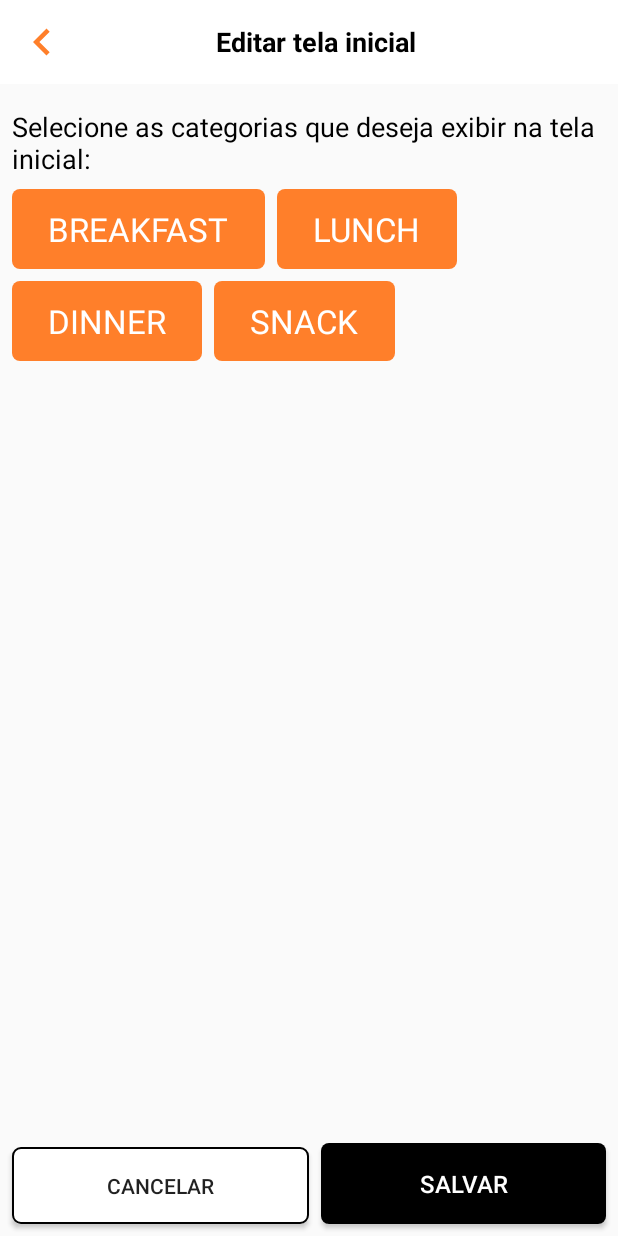
After one commit to JoandersonG/MenuMeu, an Android app: the EditHomeScreenActivity screen opened directly, with no data from a screen before it, on a phone screen of 412 x 824 dp. The commit adds this screen. Run offline under Robolectric (Android 15) with nearby library versions, the phone set to English and light mode, and no system bars; our stand-ins replace FlexboxLayout, Room's generated code.

Commit message:
edit home screen created

```diff
--- a/app/src/main/AndroidManifest.xml
+++ b/app/src/main/AndroidManifest.xml
@@ -11,13 +11,14 @@
         android:roundIcon="@mipmap/ic_launcher_round"
         android:supportsRtl="true"
         android:theme="@style/AppTheme">
-
+        <activity android:name=".presentation.EditHomeScreenActivity" />
         <activity android:name=".presentation.CreateRecipeActivity" />
         <activity android:name=".presentation.CategoryActivity" />
         <activity android:name=".presentation.SearchActivity">
             <meta-data
                 android:name="android.app.searchable"
                 android:resource="@xml/searchable" />
+
             <intent-filter>
                 <action android:name="android.intent.action.SEARCH" />
             </intent-filter>
--- a/app/src/main/java/joandersongoncalves/example/veganocook/data/RecipeRepository.kt
+++ b/app/src/main/java/joandersongoncalves/example/veganocook/data/RecipeRepository.kt
@@ -63,4 +63,8 @@ class RecipeRepository(private val recipeDao: RecipeDao) {
     suspend fun getRecipesToShow(): List<HomeRecipeSet> {
         return recipeDao.getRecipesToShow()
     }
+
+    suspend fun updateCategory(category: Category) {
+        recipeDao.updateCategory(category)
+    }
 }
--- a/app/src/main/java/joandersongoncalves/example/veganocook/data/database/RecipeDao.kt
+++ b/app/src/main/java/joandersongoncalves/example/veganocook/data/database/RecipeDao.kt
@@ -141,4 +141,7 @@ abstract class RecipeDao {
 
         return homeRecipeSets
     }
+
+    @Update
+    abstract suspend fun updateCategory(category: Category)
 }
--- /dev/null
+++ b/app/src/main/java/joandersongoncalves/example/veganocook/presentation/EditHomeScreenActivity.kt
@@ -0,0 +1,94 @@
+package joandersongoncalves.example.veganocook.presentation
+
+import android.graphics.Color
+import android.os.Bundle
+import android.view.LayoutInflater
+import android.widget.TextView
+import androidx.activity.viewModels
+import androidx.appcompat.app.AppCompatActivity
+import androidx.core.view.get
+import androidx.core.view.size
+import androidx.lifecycle.Observer
+import joandersongoncalves.example.veganocook.R
+import joandersongoncalves.example.veganocook.data.model.Category
+import joandersongoncalves.example.veganocook.presentation.viewmodel.EditHomeScreenViewModel
+import kotlinx.android.synthetic.main.activity_edit_home_screen.*
+import kotlinx.android.synthetic.main.app_toolbar.*
+
+class EditHomeScreenActivity : AppCompatActivity() {
+
+    private val viewModel: EditHomeScreenViewModel by viewModels()
+    override fun onCreate(savedInstanceState: Bundle?) {
+        super.onCreate(savedInstanceState)
+        setContentView(R.layout.activity_edit_home_screen)
+
+        setAppToolbar()
+
+        setViewModel()
+
+        setClickListeners()
+    }
+
+    private fun setClickListeners() {
+        btCancelEditHome.setOnClickListener {
+            setResult(AppConstantCodes.NO_CHANGES_MADE_EDIT_HOME)
+            finish()
+        }
+
+        btSaveEditHome.setOnClickListener {
+            viewModel.saveAllCategoriesChanges()
+            setResult(AppConstantCodes.CHANGES_MADE_EDIT_HOME)
+            finish()
+        }
+    }
+
+    private fun setViewModel() {
+        viewModel.allCategories.observe(this, Observer {
+            addCategoriesToView(it)
+        })
+        viewModel.toolbarTitle.observe(this, Observer {
+            tvAppToolbarOtherTitle.text = it
+        })
+    }
+
+    private fun addCategoriesToView(allCategories: List<Category>) {
+        flexboxLayoutEditHomeScreen.removeAllViews()
+        for (category in allCategories) {
+            LayoutInflater.from(this).inflate(
+                R.layout.edit_home_screen_category,
+                flexboxLayoutEditHomeScreen
+            )
+            val categoryId = flexboxLayoutEditHomeScreen.size - 1
+            val tvCategory = (flexboxLayoutEditHomeScreen[categoryId] as TextView)
+            tvCategory.apply {
+                text = category.categoryName
+                background = if (category.isShowedOnHome) {
+                    setTextColor(Color.WHITE)
+                    getDrawable(R.drawable.primary_ripple_stroke_background)
+                } else {
+                    setTextColor(Color.BLACK)
+                    getDrawable(R.drawable.white_ripple_stroke_background)
+                }
+
+                setOnClickListener {
+                    category.isShowedOnHome = !category.isShowedOnHome
+                    viewModel.updateCategory(category)
+                    background = if (category.isShowedOnHome) {
+                        setTextColor(Color.WHITE)
+                        getDrawable(R.drawable.primary_ripple_stroke_background)
+                    } else {
+                        setTextColor(Color.BLACK)
+                        getDrawable(R.drawable.white_ripple_stroke_background)
+                    }
+                }
+            }
+        }
+    }
+
+    private fun setAppToolbar() {
+        viewModel.setToolbarTitle(getText(R.string.edit_home_screen).toString())
+        AppToolbarSetup.setBackButton(appToolbarGeneral, this)
+        viewFlipperAppToolbar.displayedChild = 1
+
+    }
+}
--- a/app/src/main/java/joandersongoncalves/example/veganocook/presentation/HomeActivity.kt
+++ b/app/src/main/java/joandersongoncalves/example/veganocook/presentation/HomeActivity.kt
@@ -57,6 +57,10 @@ class HomeActivity : AppCompatActivity() {
         searchButton.setOnClickListener {
             startActivity(Intent(this, SearchActivity::class.java))
         }
+        btEditHomeScreen.setOnClickListener {
+            val newIntent = Intent(this, EditHomeScreenActivity::class.java)
+            startActivityForResult(newIntent, 0)
+        }
 
         setSupportActionBar(appToolbarHome);
     }
@@ -75,6 +79,13 @@ class HomeActivity : AppCompatActivity() {
             //update recipes
             viewModel.updateRecipesToShow()
         }
+        if (resultCode == AppConstantCodes.CHANGES_MADE_EDIT_HOME) {
+            Snackbar.make(
+                ScrollViewMainActivity,
+                R.string.success_updating_home_screen,
+                Snackbar.LENGTH_SHORT
+            ).show()
+        }
         super.onActivityResult(requestCode, resultCode, data)
     }
 
--- /dev/null
+++ b/app/src/main/java/joandersongoncalves/example/veganocook/presentation/viewmodel/EditHomeScreenViewModel.kt
@@ -0,0 +1,50 @@
+package joandersongoncalves.example.veganocook.presentation.viewmodel
+
+import android.app.Application
+import androidx.lifecycle.AndroidViewModel
+import androidx.lifecycle.MutableLiveData
+import androidx.lifecycle.viewModelScope
+import joandersongoncalves.example.veganocook.data.RecipeRepository
+import joandersongoncalves.example.veganocook.data.database.RecipeDatabase
+import joandersongoncalves.example.veganocook.data.model.Category
+import kotlinx.coroutines.Dispatchers
+import kotlinx.coroutines.launch
+
+class EditHomeScreenViewModel(application: Application) : AndroidViewModel(application) {
+
+    private val repository: RecipeRepository
+    val toolbarTitle = MutableLiveData<String>()
+    val allCategories: MutableLiveData<List<Category>> by lazy {
+        MutableLiveData<List<Category>>().also {
+            getAllCategoriesFromDatabase()
+        }
+    }
+
+    init {
+        val recipeDao = RecipeDatabase.getDatabase(application, viewModelScope).recipeDao()
+        repository = RecipeRepository(recipeDao)
+        toolbarTitle.value = ""
+    }
+
+    private fun getAllCategoriesFromDatabase() = viewModelScope.launch(Dispatchers.IO) {
+        allCategories.postValue(repository.getAllCategories())
+    }
+
+    fun updateCategory(category: Category) {
+        val categoryFromAllCategories = allCategories.value?.indexOf(category)?.let {
+            allCategories.value?.get(it)
+        }
+        categoryFromAllCategories?.isShowedOnHome = category.isShowedOnHome
+
+    }
+
+    fun saveAllCategoriesChanges() = viewModelScope.launch(Dispatchers.IO) {
+        for (category in allCategories.value!!) {
+            repository.updateCategory(category)
+        }
+    }
+
+    fun setToolbarTitle(title: String) {
+        toolbarTitle.value = title
+    }
+}
--- /dev/null
+++ b/app/src/main/res/drawable/black_ripple_background.xml
@@ -0,0 +1,17 @@
+<?xml version="1.0" encoding="utf-8"?>
+<ripple xmlns:android="http://schemas.android.com/apk/res/android"
+    android:color="@color/white">
+    <item android:id="@android:id/mask">
+        <shape android:shape="rectangle">
+            <solid android:color="@color/white" />
+            <corners android:radius="5dp" />
+        </shape>
+    </item>
+
+    <item android:id="@android:id/background">
+        <shape android:shape="rectangle">
+            <solid android:color="@color/black" />
+            <corners android:radius="5dp" />
+        </shape>
+    </item>
+</ripple>
--- a/app/src/main/res/drawable/ic_edit_white_24dp.xml
+++ /dev/null
@@ -1,10 +0,0 @@
-<vector android:height="24dp"
-    android:tint="#FFFFFF"
-    android:viewportHeight="24.0"
-    android:viewportWidth="24.0"
-    android:width="24dp"
-    xmlns:android="http://schemas.android.com/apk/res/android">
-    <path
-        android:fillColor="#FF000000"
-        android:pathData="M3,17.25V21h3.75L17.81,9.94l-3.75,-3.75L3,17.25zM20.71,7.04c0.39,-0.39 0.39,-1.02 0,-1.41l-2.34,-2.34c-0.39,-0.39 -1.02,-0.39 -1.41,0l-1.83,1.83 3.75,3.75 1.83,-1.83z" />
-</vector>
--- /dev/null
+++ b/app/src/main/res/drawable/primary_ripple_stroke_background.xml
@@ -0,0 +1,18 @@
+<?xml version="1.0" encoding="utf-8"?>
+
+<ripple xmlns:android="http://schemas.android.com/apk/res/android"
+    android:color="@color/white">
+    <item android:id="@android:id/mask">
+        <shape android:shape="rectangle">
+            <solid android:color="@color/white" />
+            <corners android:radius="5dp" />
+        </shape>
+    </item>
+
+    <item android:id="@android:id/background">
+        <shape android:shape="rectangle">
+            <solid android:color="@color/colorPrimary" />
+            <corners android:radius="5dp" />
+        </shape>
+    </item>
+</ripple>
--- /dev/null
+++ b/app/src/main/res/drawable/white_ripple_stroke_background.xml
@@ -0,0 +1,21 @@
+<?xml version="1.0" encoding="utf-8"?>
+
+<ripple xmlns:android="http://schemas.android.com/apk/res/android"
+    android:color="@color/colorPrimary">
+    <item android:id="@android:id/mask">
+        <shape android:shape="rectangle">
+            <solid android:color="@color/colorPrimary" />
+            <corners android:radius="5dp" />
+        </shape>
+    </item>
+
+    <item android:id="@android:id/background">
+        <shape android:shape="rectangle">
+            <solid android:color="@color/white" />
+            <corners android:radius="5dp" />
+            <stroke
+                android:color="@color/black"
+                android:width="1dp" />
+        </shape>
+    </item>
+</ripple>
--- /dev/null
+++ b/app/src/main/res/layout/activity_edit_home_screen.xml
@@ -0,0 +1,144 @@
+<?xml version="1.0" encoding="utf-8"?>
+<androidx.constraintlayout.widget.ConstraintLayout xmlns:android="http://schemas.android.com/apk/res/android"
+    xmlns:app="http://schemas.android.com/apk/res-auto"
+    xmlns:tools="http://schemas.android.com/tools"
+    android:id="@+id/baseLayoutEditHomeScreenActivity"
+    android:layout_width="match_parent"
+    android:layout_height="match_parent"
+    tools:context=".presentation.EditHomeScreenActivity">
+
+    <include
+        android:id="@+id/include"
+        layout="@layout/app_toolbar"
+        app:layout_constraintEnd_toEndOf="parent"
+        app:layout_constraintStart_toStartOf="parent"
+        app:layout_constraintTop_toTopOf="parent" />
+
+    <TextView
+        android:id="@+id/tvSelectCategories"
+        android:layout_width="wrap_content"
+        android:layout_height="wrap_content"
+        android:layout_marginTop="16dp"
+        android:paddingHorizontal="8dp"
+        android:text="@string/select_categories_show_home_screen"
+        android:textColor="@color/black"
+        android:textSize="18sp"
+        app:layout_constraintEnd_toEndOf="parent"
+        app:layout_constraintStart_toStartOf="parent"
+        app:layout_constraintTop_toBottomOf="@id/include" />
+
+    <com.google.android.flexbox.FlexboxLayout
+        android:id="@+id/flexboxLayoutEditHomeScreen"
+        android:layout_width="match_parent"
+        android:layout_height="wrap_content"
+        android:padding="8dp"
+        app:flexWrap="wrap"
+        app:layout_constraintEnd_toEndOf="parent"
+        app:layout_constraintStart_toStartOf="parent"
+        app:layout_constraintTop_toBottomOf="@id/tvSelectCategories">
+
+        <!--        <Button-->
+        <!--            android:layout_width="wrap_content"-->
+        <!--            android:layout_height="wrap_content"-->
+        <!--            android:text="Breakfast"-->
+        <!--            android:textColor="@color/colorPrimary"-->
+        <!--            android:textSize="18sp"-->
+        <!--            android:paddingHorizontal="24dp"-->
+        <!--            android:paddingVertical="12dp"-->
+        <!--            android:layout_marginEnd="8dp"-->
+        <!--            android:layout_marginBottom="8dp"-->
+        <!--            android:background="@drawable/category_activity_customized_chip" />-->
+
+        <TextView
+            android:layout_width="wrap_content"
+            android:layout_height="wrap_content"
+            android:layout_marginEnd="8dp"
+            android:layout_marginBottom="8dp"
+            android:background="@drawable/white_ripple_stroke_background"
+            android:clickable="true"
+            android:focusable="true"
+            android:paddingHorizontal="24dp"
+            android:paddingVertical="12dp"
+            android:text="Breakfast"
+            android:textColor="@color/colorPrimary"
+            android:textSize="22sp" />
+
+        <TextView
+            android:layout_width="wrap_content"
+            android:layout_height="wrap_content"
+            android:layout_marginEnd="8dp"
+            android:layout_marginBottom="8dp"
+            android:background="@drawable/primary_ripple_stroke_background"
+            android:clickable="true"
+            android:focusable="true"
+            android:paddingHorizontal="24dp"
+            android:paddingVertical="12dp"
+            android:text="Dinner"
+            android:textColor="@color/black"
+            android:textSize="22sp" />
+
+        <TextView
+            android:layout_width="wrap_content"
+            android:layout_height="wrap_content"
+            android:layout_marginEnd="8dp"
+            android:layout_marginBottom="8dp"
+            android:background="@drawable/white_ripple_stroke_background"
+            android:clickable="true"
+            android:focusable="true"
+            android:paddingHorizontal="24dp"
+            android:paddingVertical="12dp"
+            android:text="Lunch"
+            android:textColor="@color/colorPrimary"
+            android:textSize="22sp" />
+
+        <TextView
+            android:layout_width="wrap_content"
+            android:layout_height="wrap_content"
+            android:layout_marginEnd="8dp"
+            android:layout_marginBottom="8dp"
+            android:background="@drawable/primary_ripple_stroke_background"
+            android:clickable="true"
+            android:focusable="true"
+            android:paddingHorizontal="24dp"
+            android:paddingVertical="12dp"
+            android:text="Snack"
+            android:textColor="@color/black"
+            android:textSize="22sp" />
+
+    </com.google.android.flexbox.FlexboxLayout>
+
+    <Button
+        android:id="@+id/btCancelEditHome"
+        android:background="@drawable/white_ripple_stroke_background"
+        android:layout_width="0dp"
+        android:layout_height="wrap_content"
+        android:layout_margin="8dp"
+        android:padding="16dp"
+        android:text="@string/cancel"
+        app:layout_constraintBottom_toBottomOf="parent"
+        app:layout_constraintEnd_toStartOf="@+id/btSaveEditHome"
+        app:layout_constraintStart_toStartOf="parent" />
+
+    <Button
+        android:id="@+id/btSaveEditHome"
+        android:background="@drawable/black_ripple_background"
+        android:layout_width="0dp"
+        android:layout_height="wrap_content"
+        android:layout_margin="8dp"
+        android:padding="16dp"
+        android:text="@string/save"
+        android:textSize="16sp"
+        android:textColor="@color/white"
+        app:layout_constraintBottom_toBottomOf="parent"
+        app:layout_constraintEnd_toEndOf="parent"
+        app:layout_constraintStart_toStartOf="@id/guideline2" />
+
+    <androidx.constraintlayout.widget.Guideline
+        android:id="@+id/guideline2"
+        android:layout_width="wrap_content"
+        android:layout_height="wrap_content"
+        android:orientation="vertical"
+        app:layout_constraintGuide_percent="0.5" />
+
+
+</androidx.constraintlayout.widget.ConstraintLayout>
--- /dev/null
+++ b/app/src/main/res/layout/edit_home_screen_category.xml
@@ -0,0 +1,13 @@
+<?xml version="1.0" encoding="utf-8"?>
+<TextView xmlns:android="http://schemas.android.com/apk/res/android"
+    android:layout_width="wrap_content"
+    android:layout_height="wrap_content"
+    android:paddingHorizontal="24dp"
+    android:paddingVertical="12dp"
+    android:layout_marginEnd="8dp"
+    android:layout_marginBottom="8dp"
+    android:textColor="@color/colorPrimary"
+    android:textSize="22sp"
+    android:clickable="true"
+    android:focusable="true"
+    android:background="@drawable/white_ripple_stroke_background"></TextView>
--- a/app/src/main/res/values/strings.xml
+++ b/app/src/main/res/values/strings.xml
@@ -8,6 +8,7 @@
     <string name="edit_home_screen_w_brk_line">editar\n tela inicial</string>
     <string name="all_breakline_recipes">todas\n as \n receitas</string>
     <string name="search">Buscar</string>
+    <string name="success_updating_home_screen">Tela inicial atualizada com sucesso</string>
 
     <!-- CreateRecipeActivity -->
     <string name="hint_create_recipe_youtube_link">Cole o link do YouTube</string>
@@ -86,4 +87,8 @@
     <string name="category_title">Category Title</string>
     <string name="show_recipes_this_category">Mostrar mais receitas desta categoria</string>
 
+    <!-- EditHomeScreenActivity -->
+    <string name="edit_home_screen">Editar tela inicial</string>
+    <string name="select_categories_show_home_screen">Selecione as categorias que deseja exibir na tela inicial:</string>
+
 </resources>
```
